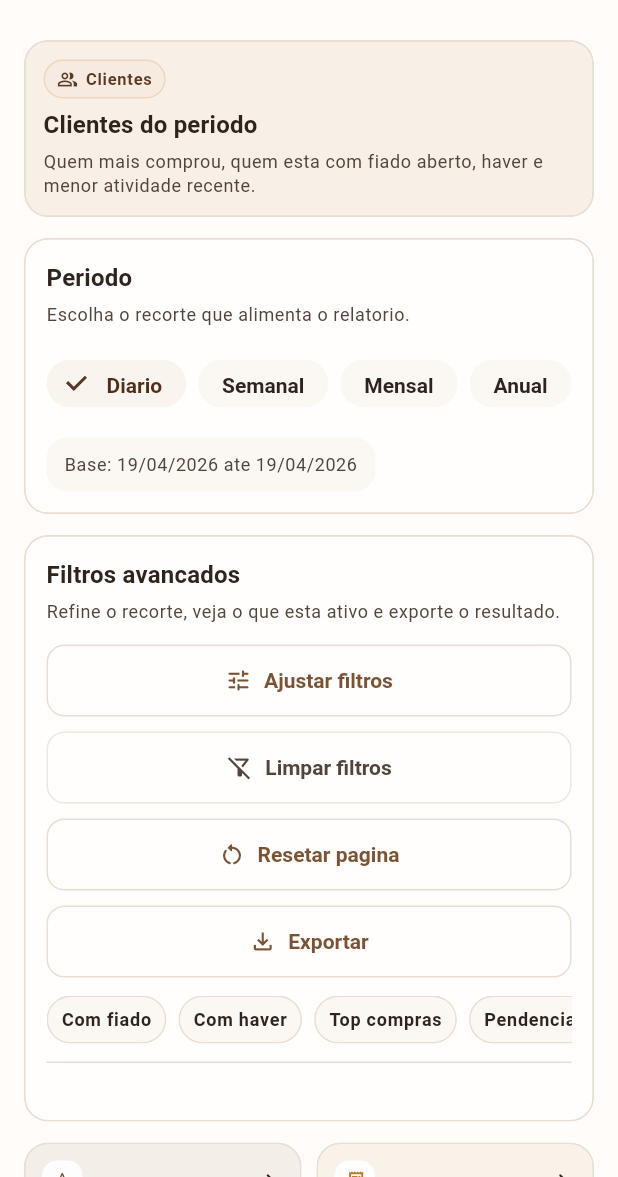
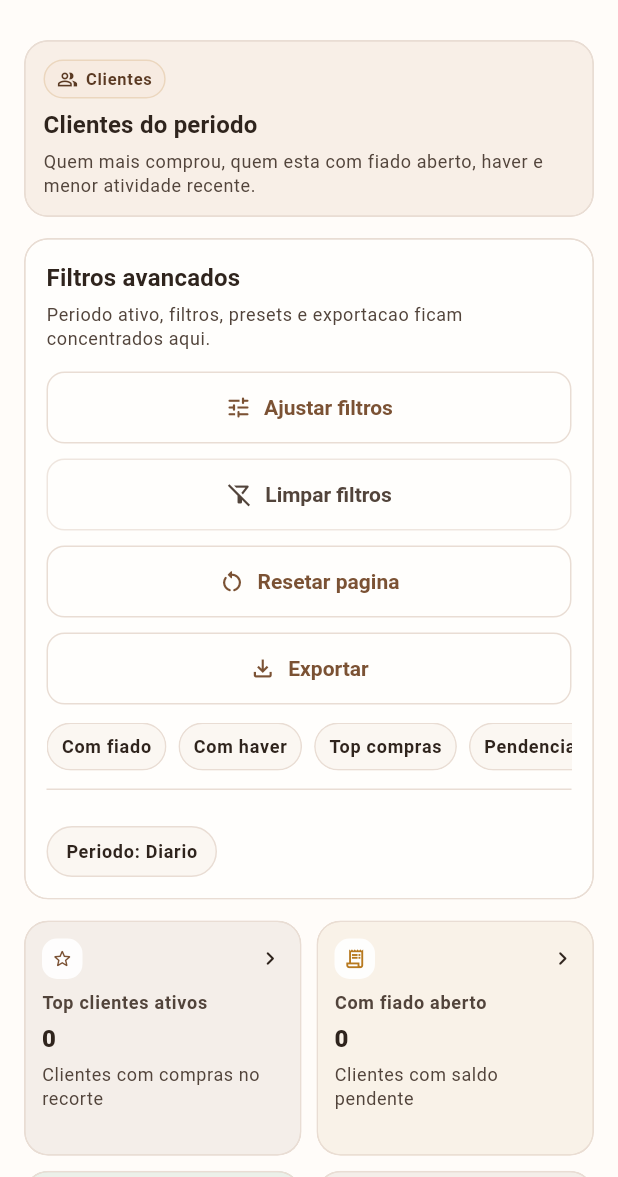
Before and after one commit to wilhamsouza/Tatuzin, a Flutter app: the CustomerReportsPage screen opened directly, on a phone screen of 412 x 824 dp, the part 59-1236 px from its top. Run offline on Flutter 3.47's test engine with Material 3 defaults, Android fonts, the phone set to English and light mode, and no system bars; our stand-ins replace file_picker, fl_chart, flutter_riverpod, go_router, image_picker, pdf and 3 more; missing offline and left inert: mobile_scanner; accounts and stored records are empty.

Commit message:
refactor: remove redundant report period bar

```diff
--- a/lib/modules/relatorios/presentation/pages/customer_reports_page.dart
+++ b/lib/modules/relatorios/presentation/pages/customer_reports_page.dart
@@ -17,7 +17,6 @@ import '../providers/report_providers.dart';
 import '../widgets/report_empty_state.dart';
 import '../widgets/report_filter_toolbar.dart';
 import '../widgets/report_kpi_grid.dart';
-import '../widgets/report_period_bar.dart';
 
 class CustomerReportsPage extends ConsumerWidget {
   const CustomerReportsPage({super.key});
@@ -69,8 +68,6 @@ class CustomerReportsPage extends ConsumerWidget {
               badgeIcon: Icons.people_alt_outlined,
               emphasized: true,
             ),
-            SizedBox(height: layout.sectionGap),
-            const ReportPeriodBar(),
             SizedBox(height: layout.sectionGap),
             ReportFilterToolbar(
               page: ReportPageKey.customers,
@@ -403,7 +400,9 @@ class _CustomerSection extends StatelessWidget {
               children: [
                 for (var index = 0; index < rows.length; index++) ...[
                   InkWell(
-                    onTap: onRowTap == null ? null : () => onRowTap!(rows[index]),
+                    onTap: onRowTap == null
+                        ? null
+                        : () => onRowTap!(rows[index]),
                     borderRadius: BorderRadius.circular(12),
                     child: Padding(
                       padding: const EdgeInsets.symmetric(vertical: 2),
@@ -440,9 +439,9 @@ class _CustomerSection extends StatelessWidget {
                             Icon(
                               Icons.chevron_right_rounded,
                               size: 18,
-                              color: Theme.of(context)
-                                  .colorScheme
-                                  .onSurfaceVariant,
+                              color: Theme.of(
+                                context,
+                              ).colorScheme.onSurfaceVariant,
                             ),
                           ],
                         ],
--- a/lib/modules/relatorios/presentation/widgets/active_report_filters_bar.dart
+++ b/lib/modules/relatorios/presentation/widgets/active_report_filters_bar.dart
@@ -1,15 +1,15 @@
 import 'package:flutter/material.dart';
 import 'package:flutter_riverpod/flutter_riverpod.dart';
 
+import '../../../../app/core/formatters/app_formatters.dart';
+import '../../data/support/report_date_range_support.dart';
 import '../../data/support/report_filter_preset_support.dart';
+import '../../domain/entities/report_period.dart';
 import '../providers/report_providers.dart';
 import 'report_filter_chip.dart';
 
 class ActiveReportFiltersBar extends ConsumerWidget {
-  const ActiveReportFiltersBar({
-    super.key,
-    required this.page,
-  });
+  const ActiveReportFiltersBar({super.key, required this.page});
 
   final ReportPageKey page;
 
@@ -17,10 +17,15 @@ class ActiveReportFiltersBar extends ConsumerWidget {
   Widget build(BuildContext context, WidgetRef ref) {
     final filter = ref.watch(reportFilterProvider);
     final config = ReportFilterPresetSupport.configFor(page);
+    final matchedPeriod = ReportDateRangeSupport.matchPeriod(filter.range);
+    final periodLabel = matchedPeriod == null
+        ? 'Periodo: ${AppFormatters.shortDate(filter.start)} ate ${AppFormatters.shortDate(filter.endExclusive.subtract(const Duration(days: 1)))}'
+        : 'Periodo: ${matchedPeriod.label}';
     final hasActiveFilters =
         (config.supports(ReportFilterField.grouping) &&
             filter.grouping != config.defaultGrouping) ||
-        (config.supports(ReportFilterField.onlyCanceled) && filter.onlyCanceled) ||
+        (config.supports(ReportFilterField.onlyCanceled) &&
+            filter.onlyCanceled) ||
         (config.supports(ReportFilterField.includeCanceled) &&
             filter.includeCanceled) ||
         (config.supports(ReportFilterField.customer) &&
@@ -36,10 +41,6 @@ class ActiveReportFiltersBar extends ConsumerWidget {
         (config.supports(ReportFilterField.supplier) &&
             filter.supplierId != null) ||
         (config.supports(ReportFilterField.focus) && filter.focus != null);
-
-    if (!hasActiveFilters) {
-      return const SizedBox.shrink();
-    }
 
     final needsOptionLabels =
         (config.supports(ReportFilterField.customer) &&
@@ -83,8 +84,35 @@ class ActiveReportFiltersBar extends ConsumerWidget {
             ),
         ];
 
+        Widget buildPeriodPill() {
+          final theme = Theme.of(context);
+          return Container(
+            padding: const EdgeInsets.symmetric(horizontal: 12, vertical: 8),
+            decoration: BoxDecoration(
+              color: theme.colorScheme.surfaceContainerLow,
+              borderRadius: BorderRadius.circular(999),
+              border: Border.all(color: theme.colorScheme.outlineVariant),
+            ),
+            child: Text(
+              periodLabel,
+              style: theme.textTheme.labelMedium?.copyWith(
+                fontWeight: FontWeight.w700,
+              ),
+            ),
+          );
+        }
+
+        if (!hasActiveFilters) {
+          return buildPeriodPill();
+        }
+
         if (constraints.maxWidth < 720) {
-          return SingleChildScrollView(
+          return Column(
+            crossAxisAlignment: CrossAxisAlignment.start,
+            children: [
+              buildPeriodPill(),
+              const SizedBox(height: 8),
+              SingleChildScrollView(
                 scrollDirection: Axis.horizontal,
                 child: Row(
                   children: [
@@ -94,10 +122,19 @@ class ActiveReportFiltersBar extends ConsumerWidget {
                     ],
                   ],
                 ),
+              ),
+            ],
           );
         }
 
-        return Wrap(spacing: 8, runSpacing: 8, children: chips);
+        return Column(
+          crossAxisAlignment: CrossAxisAlignment.start,
+          children: [
+            buildPeriodPill(),
+            const SizedBox(height: 8),
+            Wrap(spacing: 8, runSpacing: 8, children: chips),
+          ],
+        );
       },
     );
   }
--- a/lib/modules/relatorios/presentation/widgets/product_sales_summary_widget.dart
+++ b/lib/modules/relatorios/presentation/widgets/product_sales_summary_widget.dart
@@ -44,7 +44,11 @@ class _ProductSalesSummaryWidgetState extends State<ProductSalesSummaryWidget> {
             )
           : Column(
               children: [
-                for (var index = 0; index < visibleProducts.length; index++) ...[
+                for (
+                  var index = 0;
+                  index < visibleProducts.length;
+                  index++
+                ) ...[
                   _ProductSalesRow(
                     summary: visibleProducts[index],
                     onTap: widget.onProductTap == null
--- a/lib/modules/relatorios/presentation/widgets/profitability_table.dart
+++ b/lib/modules/relatorios/presentation/widgets/profitability_table.dart
@@ -38,7 +38,9 @@ class ProfitabilityTable extends StatelessWidget {
                 for (var index = 0; index < rows.length; index++) ...[
                   _ProfitabilityRowTile(
                     row: rows[index],
-                    onTap: onRowTap == null ? null : () => onRowTap!(rows[index]),
+                    onTap: onRowTap == null
+                        ? null
+                        : () => onRowTap!(rows[index]),
                   ),
                   if (index < rows.length - 1) const Divider(height: 20),
                 ],
--- a/lib/modules/relatorios/presentation/widgets/report_drilldown_banner.dart
+++ b/lib/modules/relatorios/presentation/widgets/report_drilldown_banner.dart
@@ -7,10 +7,7 @@ import '../providers/report_providers.dart';
 import 'report_context_badge.dart';
 
 class ReportDrilldownBanner extends ConsumerWidget {
-  const ReportDrilldownBanner({
-    super.key,
-    required this.page,
-  });
+  const ReportDrilldownBanner({super.key, required this.page});
 
   final ReportPageKey page;
 
--- a/lib/modules/relatorios/presentation/widgets/report_export_button.dart
+++ b/lib/modules/relatorios/presentation/widgets/report_export_button.dart
@@ -55,7 +55,9 @@ class _ReportExportButtonState extends State<ReportExportButton> {
         return;
       }
       ScaffoldMessenger.of(context).showSnackBar(
-        SnackBar(content: Text('Nao foi possivel exportar o relatorio: $error')),
+        SnackBar(
+          content: Text('Nao foi possivel exportar o relatorio: $error'),
+        ),
       );
     } finally {
       if (mounted) {
--- a/lib/modules/relatorios/presentation/widgets/report_export_menu.dart
+++ b/lib/modules/relatorios/presentation/widgets/report_export_menu.dart
@@ -5,10 +5,7 @@ import '../../data/support/report_export_mapper.dart';
 enum ReportExportFormat { pdf, csv }
 
 class ReportExportSelection {
-  const ReportExportSelection({
-    required this.format,
-    required this.mode,
-  });
+  const ReportExportSelection({required this.format, required this.mode});
 
   final ReportExportFormat format;
   final ReportExportMode mode;
--- a/lib/modules/relatorios/presentation/widgets/report_filter_chip.dart
+++ b/lib/modules/relatorios/presentation/widgets/report_filter_chip.dart
@@ -20,9 +20,9 @@ class ReportFilterChip extends StatelessWidget {
       label: Text(label),
       onDeleted: onRemoved,
       deleteIcon: const Icon(Icons.close_rounded, size: 18),
-      labelStyle: Theme.of(context).textTheme.labelMedium?.copyWith(
-        fontWeight: FontWeight.w700,
-      ),
+      labelStyle: Theme.of(
+        context,
+      ).textTheme.labelMedium?.copyWith(fontWeight: FontWeight.w700),
       side: BorderSide(color: colors.outlineSoft),
       backgroundColor: colors.sectionBackground,
       materialTapTargetSize: MaterialTapTargetSize.shrinkWrap,
--- a/lib/modules/relatorios/presentation/widgets/report_filter_toolbar.dart
+++ b/lib/modules/relatorios/presentation/widgets/report_filter_toolbar.dart
@@ -53,7 +53,8 @@ class ReportFilterToolbar extends ConsumerWidget {
 
     return AppSectionCard(
       title: 'Filtros avancados',
-      subtitle: 'Refine o recorte, veja o que esta ativo e exporte o resultado.',
+      subtitle:
+          'Periodo ativo, filtros, presets e exportacao ficam concentrados aqui.',
       padding: const EdgeInsets.all(14),
       child: Column(
         crossAxisAlignment: CrossAxisAlignment.start,
@@ -63,8 +64,7 @@ class ReportFilterToolbar extends ConsumerWidget {
             runSpacing: 10,
             children: [
               OutlinedButton.icon(
-                onPressed: () =>
-                    showReportFilterSheet(context, page: page),
+                onPressed: () => showReportFilterSheet(context, page: page),
                 icon: const Icon(Icons.tune_rounded),
                 label: const Text('Ajustar filtros'),
               ),
@@ -95,7 +95,11 @@ class ReportFilterToolbar extends ConsumerWidget {
               scrollDirection: Axis.horizontal,
               child: Row(
                 children: [
-                  for (var index = 0; index < config.presets.length; index++) ...[
+                  for (
+                    var index = 0;
+                    index < config.presets.length;
+                    index++
+                  ) ...[
                     AppSelectorChip(
                       label: config.presets[index].label,
                       selected: config.presets[index].matches(filter),
@@ -144,10 +148,10 @@ class ReportFilterToolbar extends ConsumerWidget {
           ReportDrilldownBanner(page: page),
           if (focusHint != null) ...[
             if (ref.watch(
-                  reportPageSessionProvider.select(
-                    (state) => state.drilldownFor(page) != null,
-                  ),
-                ))
+              reportPageSessionProvider.select(
+                (state) => state.drilldownFor(page) != null,
+              ),
+            ))
               const SizedBox(height: 10),
             ReportFocusHint(hint: focusHint),
           ],
--- a/lib/modules/relatorios/presentation/widgets/report_focus_hint.dart
+++ b/lib/modules/relatorios/presentation/widgets/report_focus_hint.dart
@@ -5,10 +5,7 @@ import '../../data/support/report_drilldown_support.dart';
 import 'report_context_badge.dart';
 
 class ReportFocusHint extends StatelessWidget {
-  const ReportFocusHint({
-    super.key,
-    required this.hint,
-  });
+  const ReportFocusHint({super.key, required this.hint});
 
   final ReportFocusHintData hint;
 
--- a/lib/modules/relatorios/presentation/widgets/variant_sales_summary_widget.dart
+++ b/lib/modules/relatorios/presentation/widgets/variant_sales_summary_widget.dart
@@ -44,7 +44,11 @@ class _VariantSalesSummaryWidgetState extends State<VariantSalesSummaryWidget> {
             )
           : Column(
               children: [
-                for (var index = 0; index < visibleVariants.length; index++) ...[
+                for (
+                  var index = 0;
+                  index < visibleVariants.length;
+                  index++
+                ) ...[
                   _VariantSalesRow(
                     summary: visibleVariants[index],
                     onTap: widget.onVariantTap == null
```
Also changed, not shown: lib/modules/relatorios/presentation/pages/cash_reports_page.dart (+0 -10 lines), lib/modules/relatorios/presentation/pages/inventory_reports_page.dart (+12 -9 lines), lib/modules/relatorios/presentation/pages/profitability_reports_page.dart (+0 -10 lines), lib/modules/relatorios/presentation/pages/purchase_reports_page.dart (+16 -20 lines), lib/modules/relatorios/presentation/pages/reports_page.dart (+1 -6 lines), lib/modules/relatorios/presentation/pages/sales_reports_page.dart (+0 -11 lines), lib/modules/relatorios/presentation/widgets/report_filter_sheet.dart (+12 -23 lines). Lines whose indentation alone changed are shown as unchanged.
